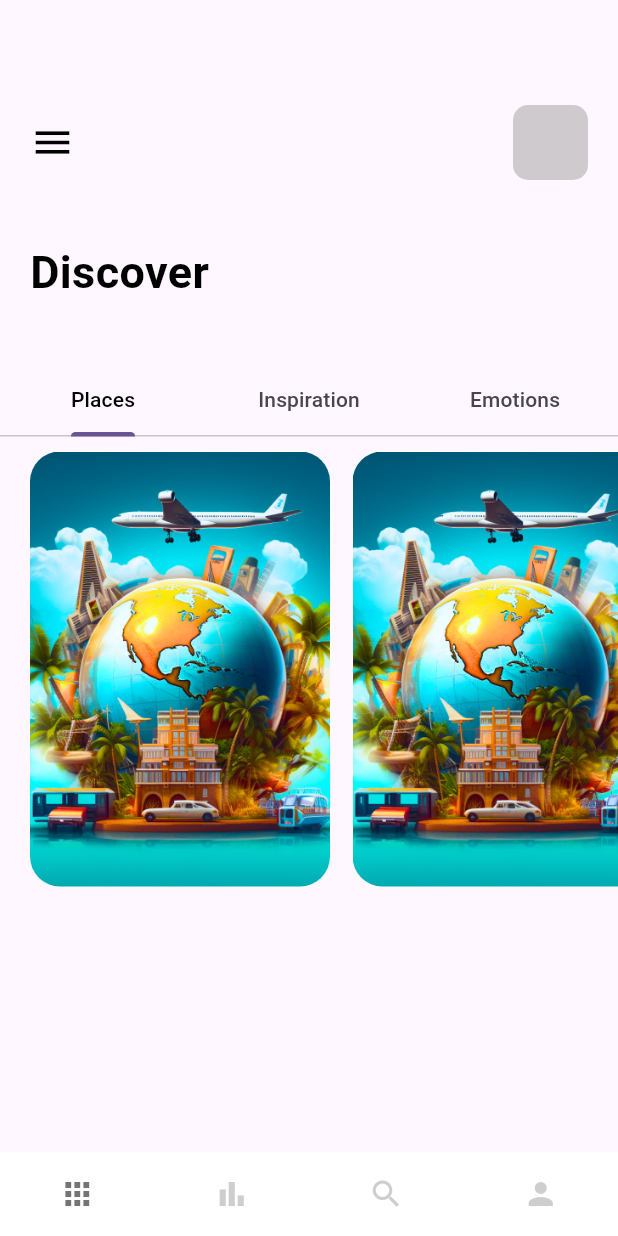
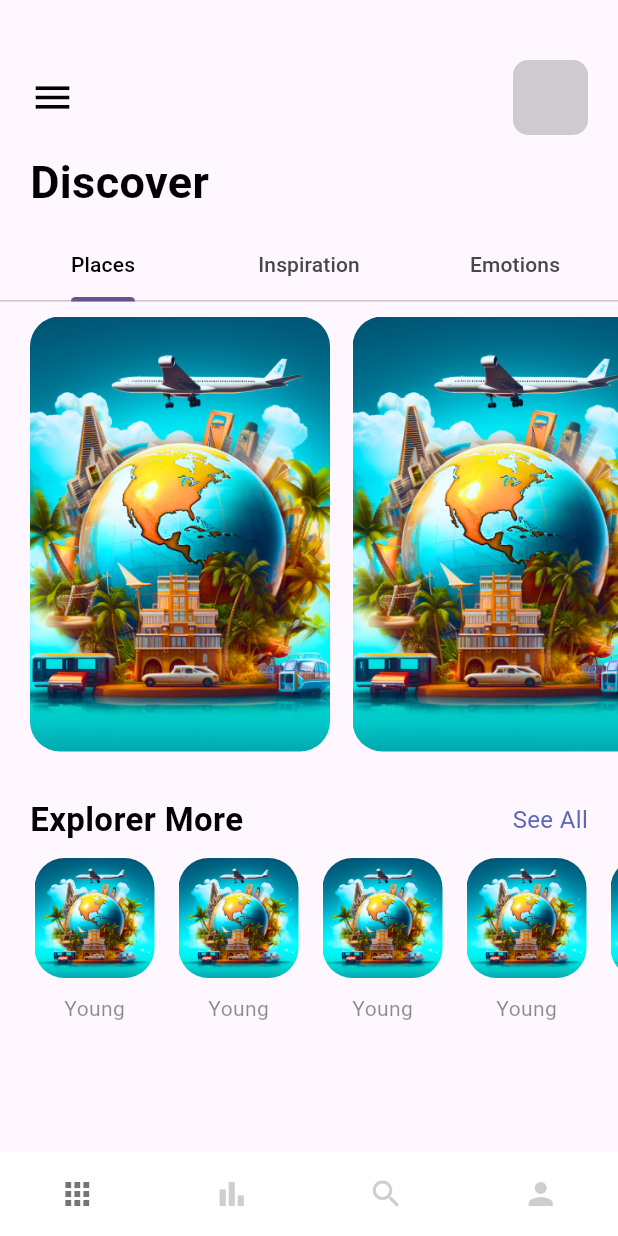
Before and after one commit to Mahfoud-Sa/travel_app, a Flutter app: the screen it shows after launch, on a phone screen of 412 x 824 dp. Run offline on Flutter 3.47's test engine with Material 3 defaults, Android fonts, the light colour scheme and no system bars.

Commit message:
finish explorer more section

```diff
--- a/lib/pages/navpages/home_page.dart
+++ b/lib/pages/navpages/home_page.dart
@@ -1,6 +1,7 @@
 import 'package:flutter/material.dart';
 import 'package:travel_app/misc/colors.dart';
 import 'package:travel_app/widgets/app_larg_text.dart';
+import 'package:travel_app/widgets/app_text.dart';
 
 class HomePage extends StatefulWidget {
   const HomePage({super.key});
@@ -14,12 +15,13 @@ class _HomePageState extends State<HomePage> with TickerProviderStateMixin {
   Widget build(BuildContext context) {
     TabController _tabController = TabController(length: 3, vsync: this);
     return Scaffold(
-      body: Column(
+      body: SingleChildScrollView(
+        child: Column(
           crossAxisAlignment: CrossAxisAlignment.start,
           children: [
             //menu text
             Container(
-            padding: const EdgeInsets.only(top: 70, left: 20),
+              padding: const EdgeInsets.only(top: 40, left: 20),
               child: Row(
                 children: [
                   Icon(
@@ -40,14 +42,14 @@ class _HomePageState extends State<HomePage> with TickerProviderStateMixin {
               ),
             ),
             SizedBox(
-            height: 40,
+              height: 10,
             ),
             //Title
             Container(
                 margin: const EdgeInsets.only(left: 20),
                 child: AppLargText(text: 'Discover')),
             SizedBox(
-            height: 40,
+              height: 10,
             )
             //tabbar
             ,
@@ -100,8 +102,71 @@ class _HomePageState extends State<HomePage> with TickerProviderStateMixin {
                 Text("There"),
                 Text("Bye"),
               ]),
+            ),
+            SizedBox(
+              height: 30,
+            ),
+            //Explorer More
+            Container(
+              margin: EdgeInsets.only(left: 20, right: 20),
+              child: Row(
+                mainAxisAlignment: MainAxisAlignment.spaceBetween,
+                children: [
+                  AppLargText(
+                    text: 'Explorer More',
+                    size: 22,
+                  ),
+                  Expanded(child: Container()),
+                  AppText(
+                    text: 'See All',
+                    color: AppColors.mainTextColor,
                   )
                 ],
+              ),
+            ),
+
+            Container(
+              height: 130,
+              width: double.maxFinite,
+              //margin: const EdgeInsets.only(left: 20),
+              child: ListView.builder(
+                  padding: const EdgeInsets.only(left: 15),
+                  scrollDirection: Axis.horizontal,
+                  itemCount: 8,
+                  itemBuilder: (BuildContext contexet, int index) {
+                    return Padding(
+                      padding: const EdgeInsets.all(8.0),
+                      child: Column(
+                        mainAxisAlignment: MainAxisAlignment.center,
+                        crossAxisAlignment: CrossAxisAlignment.center,
+                        children: [
+                          Container(
+                            width: 80,
+                            height: 80,
+                            decoration: BoxDecoration(
+                                borderRadius: BorderRadius.circular(20),
+                                color: Colors.white,
+                                image: DecorationImage(
+                                    fit: BoxFit.cover,
+                                    image: AssetImage(
+                                        'assets/images/welcome-one.png'))),
+                          ),
+                          SizedBox(
+                            height: 10,
+                          ),
+                          Container(
+                            child: AppText(
+                              text: 'Young',
+                              size: 14,
+                            ),
+                          )
+                        ],
+                      ),
+                    );
+                  }),
+            )
+          ],
+        ),
       ),
     );
   }
```
Lines whose indentation alone changed are shown as unchanged.
